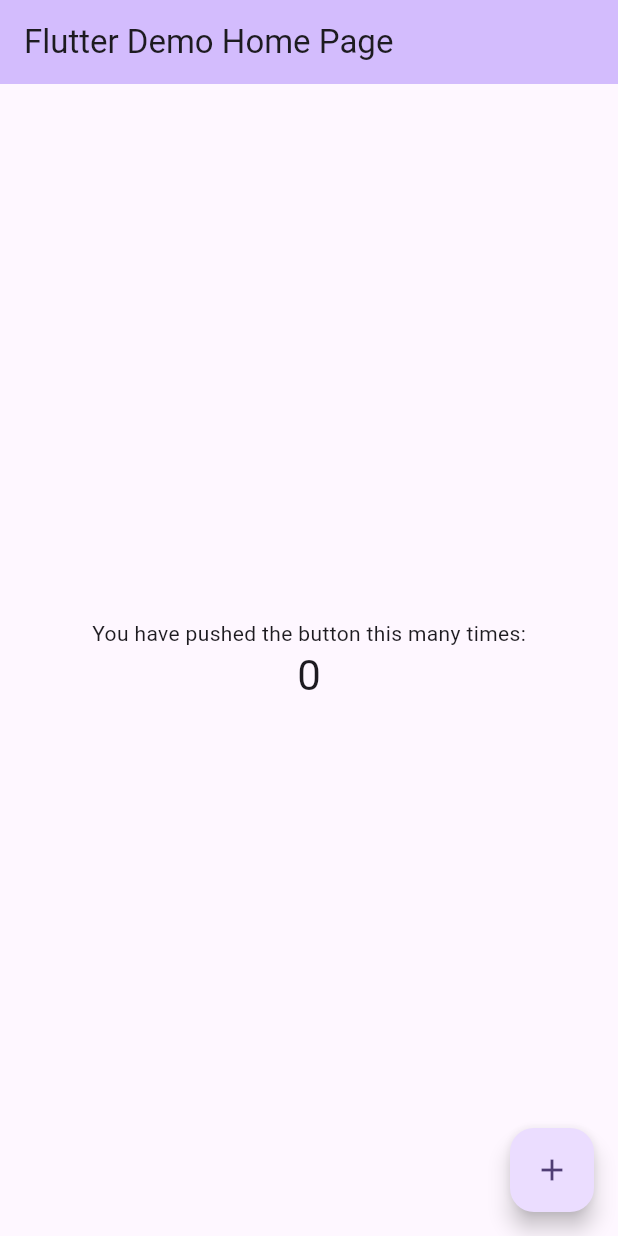
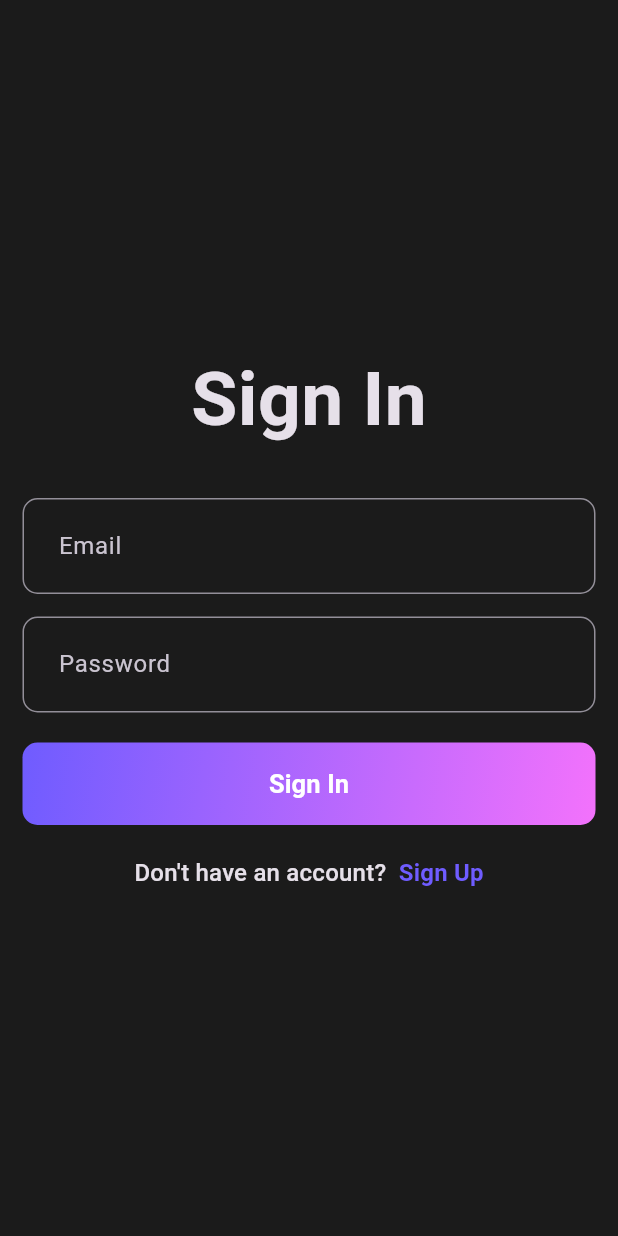
Before and after one commit to qucbs/BlogApp, a Flutter app: the screen it shows after launch, on a phone screen of 412 x 824 dp. Run offline on Flutter 3.47's test engine with Material 3 defaults, Android fonts, the phone set to English and light mode, and no system bars.

Commit message:
First Commit (Created the Auth UI)

```diff
--- /dev/null
+++ b/lib/core/theme/app_pallete.dart
@@ -0,0 +1,10 @@
+import 'package:flutter/material.dart';
+
+class AppColors {
+  static const primary = Color.fromRGBO(140, 125, 253, 1);
+  static const secondary = Color(0xFFE8F0FE);
+  static const background = Color(0xFFF5F5F5);
+  static const darkBackground = Color.fromARGB(255, 27, 27, 27);
+  static const text = Color(0xFF202124);
+  static const lightText = Color(0xFF9E9E9E);
+}
--- /dev/null
+++ b/lib/core/theme/theme.dart
@@ -0,0 +1,28 @@
+import 'package:blog_app/core/theme/app_pallete.dart';
+import 'package:flutter/material.dart';
+
+class AppTheme {
+  static final _border = OutlineInputBorder(
+    borderRadius: BorderRadius.circular(10),
+    borderSide: const BorderSide(
+      color: AppColors.primary,
+      width: 3,
+    ),
+  );
+  static final darkThemeMode = ThemeData.dark().copyWith(
+    appBarTheme: AppBarTheme(
+      backgroundColor: AppColors.darkBackground,
+    ),
+    scaffoldBackgroundColor: AppColors.darkBackground,
+    inputDecorationTheme: InputDecorationTheme(
+      contentPadding: const EdgeInsets.all(20),
+      border: OutlineInputBorder(
+        borderRadius: BorderRadius.circular(10),
+        borderSide: const BorderSide(
+          width: 3,
+        ),
+      ),
+      focusedBorder: _border,
+    ),
+  );
+}
--- /dev/null
+++ b/lib/feature/auth/presentation/pages/sign_in_page.dart
@@ -0,0 +1,76 @@
+import 'package:blog_app/feature/auth/presentation/widgets/auth_feilds.dart';
+import 'package:blog_app/feature/auth/presentation/widgets/auth_gradient_button.dart';
+import 'package:blog_app/routes.dart';
+import 'package:flutter/material.dart';
+
+class SignInPage extends StatefulWidget {
+  const SignInPage({super.key});
+
+  @override
+  State<SignInPage> createState() => _SignInPageState();
+}
+
+class _SignInPageState extends State<SignInPage> {
+  final emailController = TextEditingController();
+  final passwordController = TextEditingController();
+  final _formKey = GlobalKey<FormState>();
+
+  @override
+  void dispose() {
+    emailController.dispose();
+    passwordController.dispose();
+    super.dispose();
+  }
+
+  @override
+  Widget build(BuildContext context) {
+    return Scaffold(
+      body: Padding(
+        padding: const EdgeInsets.all(15.0),
+        child: Form(
+          key: _formKey,
+          child: Column(
+            mainAxisAlignment: MainAxisAlignment.center,
+            children: [
+              Text(
+                'Sign In',
+                style: TextStyle(fontSize: 50, fontWeight: FontWeight.bold),
+              ),
+              const SizedBox(height: 30),
+              AuthFeilds(hintText: 'Email', controller: emailController),
+              const SizedBox(height: 15),
+              AuthFeilds(
+                hintText: 'Password',
+                controller: passwordController,
+                obscureText: true,
+              ),
+              const SizedBox(height: 20),
+              const AuthGradientButton(buttontext: 'Sign In'),
+              const SizedBox(height: 20),
+              GestureDetector(
+                onTap: () {
+                  Navigator.of(context).pushNamed(signuppage);
+                },
+                child: RichText(
+                  text: TextSpan(
+                    text: 'Don\'t have an account? ',
+                    style: Theme.of(context).textTheme.titleMedium,
+                    children: [
+                      TextSpan(
+                        text: ' Sign Up',
+                        style: Theme.of(context).textTheme.titleMedium?.copyWith(
+                          color: const Color.fromRGBO(111, 92, 255, 1),
+                          fontWeight: FontWeight.bold,
+                        ),
+                      ),
+                    ],
+                  ),
+                ),
+              ),
+            ],
+          ),
+        ),
+      ),
+    );
+  }
+}
--- /dev/null
+++ b/lib/feature/auth/presentation/widgets/auth_feilds.dart
@@ -0,0 +1,27 @@
+import 'package:flutter/material.dart';
+
+class AuthFeilds extends StatelessWidget {
+  final String hintText;
+  final TextEditingController? controller;
+  final bool obscureText;
+  const AuthFeilds({
+    super.key,
+    required this.hintText,
+    required this.controller,
+    this.obscureText = false,
+  });
+
+  @override
+  Widget build(BuildContext context) {
+    return TextFormField(
+      decoration: InputDecoration(hintText: hintText),
+      validator: (value) {
+        if (value!.isEmpty) {
+          return "$hintText is required";
+        }
+        return null;
+      },
+      obscureText: obscureText,
+    );
+  }
+}
--- /dev/null
+++ b/lib/feature/auth/presentation/widgets/auth_gradient_button.dart
@@ -0,0 +1,41 @@
+import 'package:flutter/material.dart';
+
+class AuthGradientButton extends StatelessWidget {
+  final String buttontext;
+  const AuthGradientButton({super.key , required this.buttontext});
+
+  @override
+  Widget build(BuildContext context) {
+    return Container(
+      decoration: BoxDecoration(
+        gradient: const LinearGradient(
+          colors: [
+            Color.fromRGBO(111, 92, 255, 1),
+            Color.fromRGBO(243, 114, 252, 1),
+          ],
+          begin: Alignment.topLeft,
+          end: Alignment.bottomRight,
+        ),
+        borderRadius: BorderRadius.circular(10),
+      ),
+      child: ElevatedButton(
+        onPressed: () {},
+        style: ElevatedButton.styleFrom(
+          backgroundColor: Colors.transparent,
+          shadowColor: Colors.transparent,
+          fixedSize: const Size(395, 55),
+          shape: RoundedRectangleBorder(
+            borderRadius: BorderRadius.circular(10),
+          ),
+        ),
+        child: Text(buttontext,
+          style: TextStyle(
+            fontSize: 17,
+            fontWeight: FontWeight.w600,
+            color: Colors.white,
+          ),
+        ),
+      ),
+    );
+  }
+}
--- a/lib/main.dart
+++ b/lib/main.dart
@@ -1,3 +1,7 @@
+import 'package:blog_app/core/theme/theme.dart';
+import 'package:blog_app/feature/auth/presentation/pages/sign_in_page.dart';
+import 'package:blog_app/feature/auth/presentation/pages/sign_up_page.dart';
+import 'package:blog_app/routes.dart';
 import 'package:flutter/material.dart';
 
 void main() {
@@ -11,97 +15,14 @@ class MyApp extends StatelessWidget {
   @override
   Widget build(BuildContext context) {
     return MaterialApp(
-      title: 'Flutter Demo',
-      theme: ThemeData(
-        colorScheme: ColorScheme.fromSeed(seedColor: Colors.deepPurple),
-      ),
-      home: const MyHomePage(title: 'Flutter Demo Home Page'),
+      debugShowCheckedModeBanner: false,
+      title: 'Blog App',
+      theme: AppTheme.darkThemeMode,
+      home: const SignInPage(),
+      routes: {
+        signinpage: (context) => const SignInPage(),
+        signuppage: (context) => const SignUpPage(),
+      },
     );
   }
 }
-
-class MyHomePage extends StatefulWidget {
-  const MyHomePage({super.key, required this.title});
-
-  // This widget is the home page of your application. It is stateful, meaning
-  // that it has a State object (defined below) that contains fields that affect
-  // how it looks.
-
-  // This class is the configuration for the state. It holds the values (in this
-  // case the title) provided by the parent (in this case the App widget) and
-  // used by the build method of the State. Fields in a Widget subclass are
-  // always marked "final".
-
-  final String title;
-
-  @override
-  State<MyHomePage> createState() => _MyHomePageState();
-}
-
-class _MyHomePageState extends State<MyHomePage> {
-  int _counter = 0;
-
-  void _incrementCounter() {
-    setState(() {
-      // This call to setState tells the Flutter framework that something has
-      // changed in this State, which causes it to rerun the build method below
-      // so that the display can reflect the updated values. If we changed
-      // _counter without calling setState(), then the build method would not be
-      // called again, and so nothing would appear to happen.
-      _counter++;
-    });
-  }
-
-  @override
-  Widget build(BuildContext context) {
-    // This method is rerun every time setState is called, for instance as done
-    // by the _incrementCounter method above.
-    //
-    // The Flutter framework has been optimized to make rerunning build methods
-    // fast, so that you can just rebuild anything that needs updating rather
-    // than having to individually change instances of widgets.
-    return Scaffold(
-      appBar: AppBar(
-        // TRY THIS: Try changing the color here to a specific color (to
-        // Colors.amber, perhaps?) and trigger a hot reload to see the AppBar
-        // change color while the other colors stay the same.
-        backgroundColor: Theme.of(context).colorScheme.inversePrimary,
-        // Here we take the value from the MyHomePage object that was created by
-        // the App.build method, and use it to set our appbar title.
-        title: Text(widget.title),
-      ),
-      body: Center(
-        // Center is a layout widget. It takes a single child and positions it
-        // in the middle of the parent.
-        child: Column(
-          // Column is also a layout widget. It takes a list of children and
-          // arranges them vertically. By default, it sizes itself to fit its
-          // children horizontally, and tries to be as tall as its parent.
-          //
-          // Column has various properties to control how it sizes itself and
-          // how it positions its children. Here we use mainAxisAlignment to
-          // center the children vertically; the main axis here is the vertical
-          // axis because Columns are vertical (the cross axis would be
-          // horizontal).
-          //
-          // TRY THIS: Invoke "debug painting" (choose the "Toggle Debug Paint"
-          // action in the IDE, or press "p" in the console), to see the
-          // wireframe for each widget.
-          mainAxisAlignment: MainAxisAlignment.center,
-          children: <Widget>[
-            const Text('You have pushed the button this many times:'),
-            Text(
-              '$_counter',
-              style: Theme.of(context).textTheme.headlineMedium,
-            ),
-          ],
-        ),
-      ),
-      floatingActionButton: FloatingActionButton(
-        onPressed: _incrementCounter,
-        tooltip: 'Increment',
-        child: const Icon(Icons.add),
-      ), // This trailing comma makes auto-formatting nicer for build methods.
-    );
-  }
-}
--- /dev/null
+++ b/lib/routes.dart
@@ -0,0 +1,2 @@
+const signinpage = '/signin';
+const signuppage = '/signup';
```
Also changed, not shown: lib/feature/auth/presentation/pages/sign_up_page.dart (added, +83 -0 lines).
